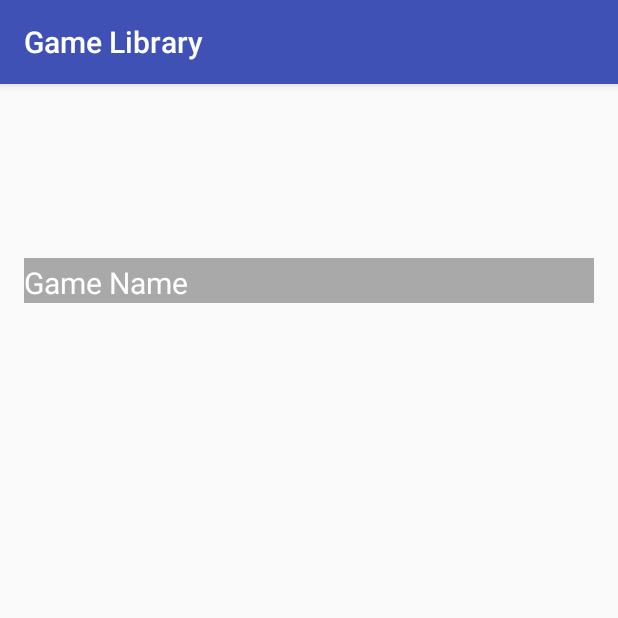
After one commit to changwinstonr/Game-Library, an Android app: the DetailActivity screen opened directly, with no data from a screen before it, on a phone screen of 412 x 824 dp, the top half of it. The commit adds this screen. Run offline under Robolectric (Android 15) with nearby library versions, the phone set to English and light mode, and no system bars.

Commit message:
Starts: DetailActivity & Adds: activity_detail/main.xml elements.

```diff
--- a/app/src/main/AndroidManifest.xml
+++ b/app/src/main/AndroidManifest.xml
@@ -8,13 +8,14 @@
         android:label="Game Library"
         android:supportsRtl="true"
         android:theme="@style/AppTheme">
-        <activity android:name="winston.gameLibrary.MainActivity">
+        <activity android:name=".MainActivity">
             <intent-filter>
                 <action android:name="android.intent.action.MAIN" />
 
                 <category android:name="android.intent.category.LAUNCHER" />
             </intent-filter>
         </activity>
+        <activity android:name=".DetailActivity"></activity>
     </application>
 
 </manifest>
--- /dev/null
+++ b/app/src/main/java/winston/gameLibrary/DetailActivity.java
@@ -0,0 +1,16 @@
+package winston.gameLibrary;
+
+import android.os.Bundle;
+import android.support.v7.app.AppCompatActivity;
+
+public class DetailActivity extends AppCompatActivity {
+
+    @Override
+    protected void onCreate(Bundle savedInstanceState) {
+        super.onCreate(savedInstanceState);
+        setContentView(R.layout.activity_detail);
+
+        //Toolbar toolbar = (Toolbar) findViewById(R.id.toolbar);
+
+    }
+}
--- /dev/null
+++ b/app/src/main/res/layout/activity_detail.xml
@@ -0,0 +1,59 @@
+<?xml version="1.0" encoding="utf-8"?>
+<RelativeLayout xmlns:android="http://schemas.android.com/apk/res/android"
+    xmlns:tools="http://schemas.android.com/tools"
+    android:layout_width="match_parent"
+    android:layout_height="match_parent"
+    android:paddingBottom="@dimen/activity_vertical_margin"
+    android:paddingLeft="@dimen/activity_horizontal_margin"
+    android:paddingRight="@dimen/activity_horizontal_margin"
+    android:paddingTop="@dimen/activity_vertical_margin"
+    tools:context="winston.gameLibrary.DetailActivity">
+
+    <ImageView
+        android:id="@+id/game_screenshot"
+        android:layout_width="match_parent"
+        android:layout_height="100dp"
+        android:layout_centerHorizontal="true"
+        android:padding="5dp"/>
+
+    <View
+        android:id="@+id/displayBar"
+        android:layout_width="match_parent"
+        android:layout_height="30dp"
+        android:background="#a9a9a9"
+        android:layout_centerHorizontal="true"
+        android:layout_below="@+id/game_screenshot"/>
+
+    <TextView
+        android:id="@+id/game_name"
+        android:layout_width="wrap_content"
+        android:layout_height="wrap_content"
+        android:gravity="center"
+        android:text="Game Name"
+        android:textSize="20dp"
+        android:textColor="#FFFFFF"
+        android:layout_alignBottom="@+id/displayBar"/>
+
+    <!--<TextView
+        android:id="@+id/daily_bug_latin_name"
+        android:layout_width="wrap_content"
+        android:layout_height="30dp"
+        android:text="Long Latin Name"
+        android:padding="15dp"
+        android:layout_above="@+id/daily_bug_description"
+        android:layout_toRightOf="@+id/daily_bug_image"
+        android:layout_alignParentRight="true"
+        android:layout_alignParentEnd="true" />
+
+    <TextView
+        android:id="@+id/daily_bug_description"
+        android:layout_width="wrap_content"
+        android:layout_height="70dp"
+        android:text="Truncated Description"
+        android:layout_alignBottom="@+id/daily_bug_image"
+        android:layout_toRightOf="@+id/daily_bug_image"
+        android:layout_alignParentRight="true"
+        android:layout_alignParentEnd="true"
+        />-->
+
+</RelativeLayout>
--- /dev/null
+++ b/app/src/main/res/xml/searchable.xml
@@ -0,0 +1,5 @@
+<?xml version="1.0" encoding="utf-8"?>
+<searchable xmlns:android="http://schemas.android.com/apk/res/android">
+    android:label="Game Library"
+    android:hint="Search[Name, Genre, YYYY-MM-DD]">
+</searchable>
```
Also changed, not shown: app/src/main/java/winston/gameLibrary/GameSQLiteDatabaseHelper.java (renamed from app/src/main/java/winston/gameLibrary/GameDatabaseHelper.java, +14 -20 lines), app/src/main/java/winston/gameLibrary/MainActivity.java (+51 -13 lines), app/src/main/res/layout/activity_main.xml (+18 -0 lines), app/src/main/res/menu/menu.xml (added, +9 -0 lines), app/src/main/assets/databases/game_library.db, 8 other files.
